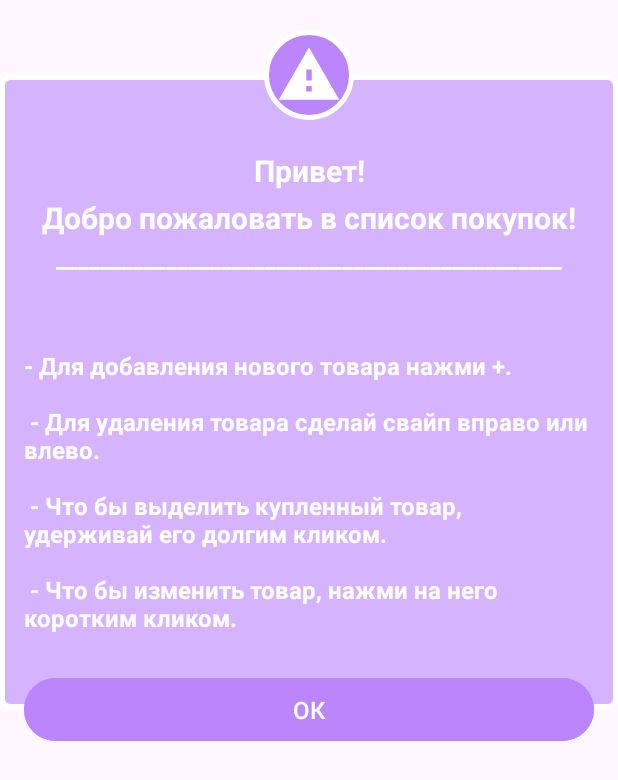
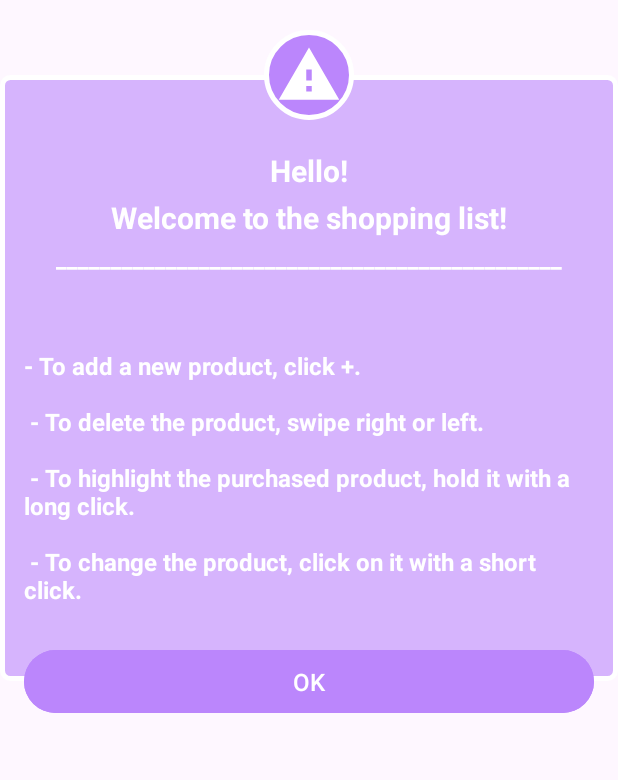
Before and after one commit to anton-it/SimpleShoppingList3_test, an Android app: the layout custom_dialog_view.xml on its own in the app's theme, with its tools: preview values and no code run, on a phone screen of 412 x 824 dp. Shown: the top 780 px of the screen. Run offline under Robolectric (Android 15) with nearby library versions, the phone set to English and light mode, and no system bars.

Commit message:
Added localization

```diff
--- a/app/src/main/res/values/strings.xml
+++ b/app/src/main/res/values/strings.xml
@@ -1,15 +1,15 @@
 <resources>
     <string name="app_name">Simple Shopping List 3</string>
-    <string name="add_shop_item_content_description">Добавить новый товар</string>
-    <string name="name_hint">Название товара:</string>
-    <string name="count_hint">Колличество:</string>
-    <string name="save_btn">Сохранить</string>
-    <string name="error_input_name">Недопустимое имя</string>
-    <string name="error_input_count">Недопустимое колличество</string>
-    <string name="success">Успешно добавлено</string>
-    <string name="exit_message">Нажмите еще раз чтобы выйти</string>
+    <string name="add_shop_item_content_description">Add a new product</string>
+    <string name="name_hint">Product name:</string>
+    <string name="count_hint">Product count:</string>
+    <string name="save_btn">Save</string>
+    <string name="error_input_name">Invalid name</string>
+    <string name="error_input_count">Invalid count</string>
+    <string name="success">Successfully added</string>
+    <string name="exit_message">Click again to exit</string>
     <string name="custom_dialog_delimiter">______________________________________________</string>
-    <string name="custom_dialog_text_hello">Привет!</string>
-    <string name="custom_dialog_text_welcome">Добро пожаловать в список покупок!</string>
-    <string name="button_ok">ОК</string>
+    <string name="custom_dialog_text_hello">Hello!</string>
+    <string name="custom_dialog_text_welcome">Welcome to the shopping list!</string>
+    <string name="button_ok">OK</string>
 </resources>
--- a/app/src/main/res/values/text_resource.xml
+++ b/app/src/main/res/values/text_resource.xml
@@ -1,9 +1,9 @@
 <?xml version="1.0" encoding="utf-8"?>
 <resources>
 
-    <string name="start_game_description">- Для добавления нового товара нажми "+". \n\n
-        - Для удаления товара сделай свайп вправо или влево. \n\n
-        - Что бы выделить купленный товар, удерживай его долгим кликом. \n\n
-        - Что бы изменить товар, нажми на него коротким кликом.</string>
+    <string name="start_game_description">- To add a new product, click "+". \n\n
+        - To delete the product, swipe right or left. \n\n
+        - To highlight the purchased product, hold it with a long click. \n\n
+        - To change the product, click on it with a short click.</string>
 
 </resources>
```
Also changed, not shown: 4 other files.
